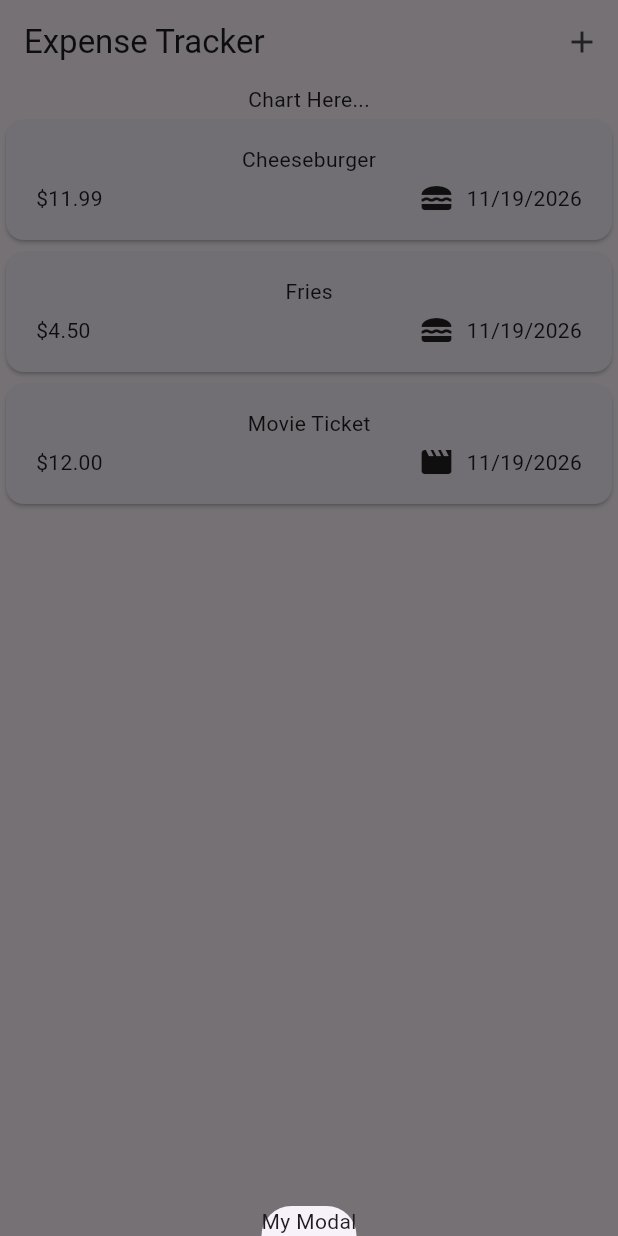
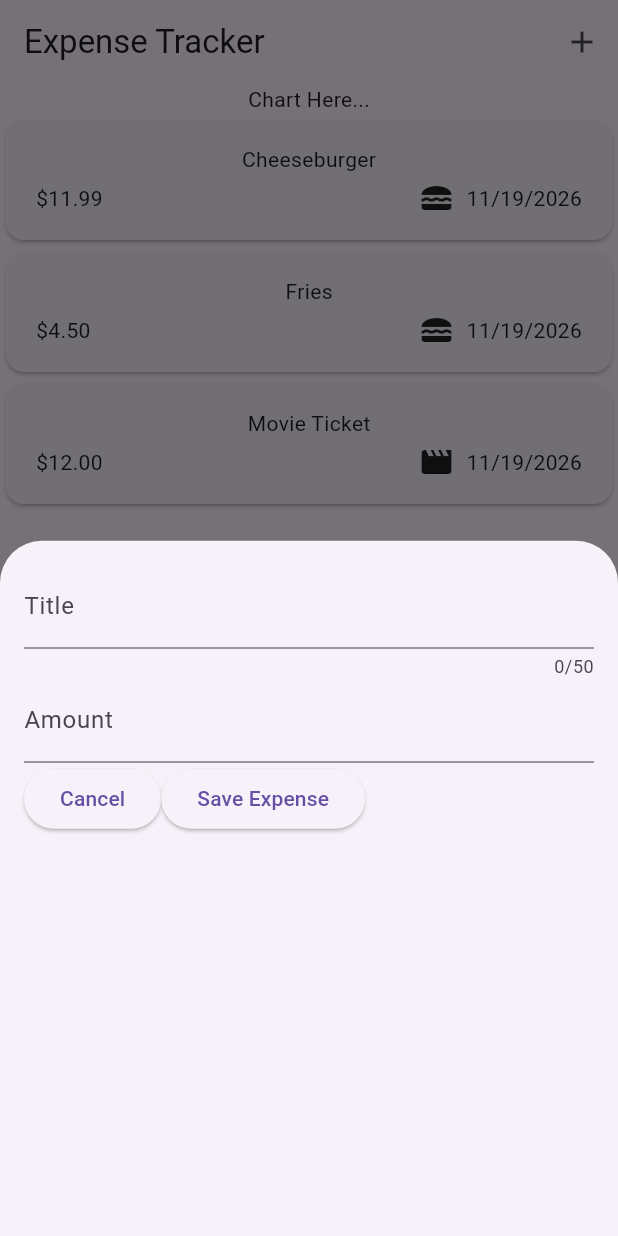
Before and after one commit to sameerkum0305-eng/expense_tracker, a Flutter app: the screen it shows after launch, after a tap on the "add" icon, on a phone screen of 412 x 824 dp. Run offline on Flutter 3.47's test engine with Material 3 defaults, Android fonts, the phone set to English and light mode, and no system bars.

Commit message:
update to expenses.dart

```diff
--- a/lib/widgets/expenses.dart
+++ b/lib/widgets/expenses.dart
@@ -1,4 +1,6 @@
+
 import 'package:expense_tracker/widgets/expenses_list.dart';
+import 'package:expense_tracker/widgets/new_expense.dart';
 import 'package:expense_tracker/models/expense.dart';
 import 'package:flutter/material.dart';
 
@@ -13,7 +15,10 @@ class Expenses extends StatefulWidget {
 
 class _ExpensesState extends State<Expenses> {
   void _openAddExpenseOverlay() {
-    showModalBottomSheet(context: context, builder: (ctx) => Text("My Modal"));
+    showModalBottomSheet(
+      context: context,
+      builder: (ctx) => const NewExpense(),
+    );
   }
 
   final List<Expense> _registeredExpenses = [
@@ -52,7 +57,9 @@ class _ExpensesState extends State<Expenses> {
       body: Column(
         children: [
           Text("Chart Here..."),
-          Expanded(child: ExpensesList(expenses: _registeredExpenses)),
+          Expanded(
+            child: ExpensesList(expenses: _registeredExpenses),
+          ),
         ],
       ),
     );
```
Lines whose indentation alone changed are shown as unchanged.
